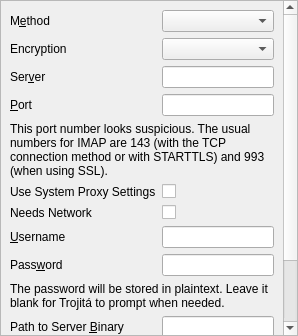
Before: the Qt Designer form src/Gui/SettingsImapPage.ui in jktjkt/trojita, drawn with Qt 5.
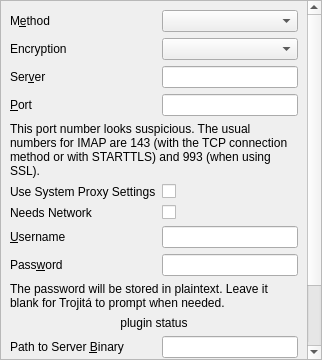
After: the same form once the commit is applied. Custom widgets are drawn as their Qt base class.

Commit message:
Inform the user about password plugin failure modes
Tested with the QtKeychain which uses KDE's KWallet as a backend. Especially
with GPG, this is rather painful.

Future work will be to make this UI-agnostic so that the QML UIs could benefit
from this work.

Patch:
```diff
--- a/src/Gui/SettingsImapPage.ui
+++ b/src/Gui/SettingsImapPage.ui
@@ -2,6 +2,14 @@
 <ui version="4.0">
  <class>ImapPage</class>
  <widget class="QScrollArea" name="ImapPage">
+  <property name="geometry">
+   <rect>
+    <x>0</x>
+    <y>0</y>
+    <width>322</width>
+    <height>360</height>
+   </rect>
+  </property>
   <property name="frameShadow">
    <enum>QFrame::Plain</enum>
   </property>
@@ -9,6 +17,14 @@
    <bool>true</bool>
   </property>
   <widget class="QWidget" name="scrollAreaWidgetContents">
+   <property name="geometry">
+    <rect>
+     <x>0</x>
+     <y>0</y>
+     <width>301</width>
+     <height>454</height>
+    </rect>
+   </property>
    <layout class="QFormLayout" name="formLayout">
     <property name="fieldGrowthPolicy">
      <enum>QFormLayout::AllNonFixedFieldsGrow</enum>
@@ -119,12 +135,12 @@
     </item>
     <item row="6" column="0">
      <widget class="QLabel" name="imapNeedsNetworkLabel">
-      <property name="text">
-       <string>Needs Network</string>
-      </property>
       <property name="toolTip">
        <string>Check if Trojitá should connect to a network in order to access this account. You will stay offline if there is no network connectivity.</string>
       </property>
+      <property name="text">
+       <string>Needs Network</string>
+      </property>
       <property name="buddy">
        <cstring>imapNeedsNetwork</cstring>
       </property>
@@ -200,7 +216,7 @@
       </property>
      </widget>
     </item>
-    <item row="10" column="0">
+    <item row="11" column="0">
      <widget class="QLabel" name="processPathLabel">
       <property name="text">
        <string>Path to Server &amp;Binary</string>
@@ -210,7 +226,7 @@
       </property>
      </widget>
     </item>
-    <item row="10" column="1">
+    <item row="11" column="1">
      <widget class="LineEdit" name="processPath">
       <property name="whatsThis">
        <string>&lt;!DOCTYPE HTML PUBLIC &quot;-//W3C//DTD HTML 4.0//EN&quot; &quot;http://www.w3.org/TR/REC-html40/strict.dtd&quot;&gt;
@@ -226,7 +242,7 @@
       </property>
      </widget>
     </item>
-    <item row="11" column="0">
+    <item row="12" column="0">
      <widget class="QLabel" name="startOfflineLabel">
       <property name="text">
        <string>Start in O&amp;ffline Mode</string>
@@ -236,7 +252,7 @@
       </property>
      </widget>
     </item>
-    <item row="11" column="1">
+    <item row="12" column="1">
      <widget class="QCheckBox" name="startOffline">
       <property name="toolTip">
        <string>Don't connect to the IMAP server upon startup</string>
@@ -249,7 +265,7 @@
       </property>
      </widget>
     </item>
-    <item row="12" column="0">
+    <item row="13" column="0">
      <widget class="QLabel" name="imapEnableIdLabel">
       <property name="text">
        <string>Reveal I'm using Trojitá</string>
@@ -259,7 +275,7 @@
       </property>
      </widget>
     </item>
-    <item row="12" column="1">
+    <item row="13" column="1">
      <widget class="QCheckBox" name="imapEnableId">
       <property name="toolTip">
        <string>&lt;!DOCTYPE HTML PUBLIC &quot;-//W3C//DTD HTML 4.0//EN&quot; &quot;http://www.w3.org/TR/REC-html40/strict.dtd&quot;&gt;
@@ -275,7 +291,7 @@
       </property>
      </widget>
     </item>
-    <item row="13" column="0">
+    <item row="14" column="0">
      <widget class="QLabel" name="imapCapabilitiesBlacklistLabel">
       <property name="text">
        <string>Extension &amp;Blacklist</string>
@@ -285,9 +301,22 @@
       </property>
      </widget>
     </item>
-    <item row="13" column="1">
+    <item row="14" column="1">
      <widget class="LineEdit" name="imapCapabilitiesBlacklist"/>
     </item>
+    <item row="10" column="0" colspan="2">
+     <widget class="QLabel" name="passwordPluginStatus">
+      <property name="text">
+       <string notr="true">plugin status</string>
+      </property>
+      <property name="alignment">
+       <set>Qt::AlignCenter</set>
+      </property>
+      <property name="wordWrap">
+       <bool>true</bool>
+      </property>
+     </widget>
+    </item>
    </layout>
   </widget>
  </widget>
```
The commit also changes 3 other files.
